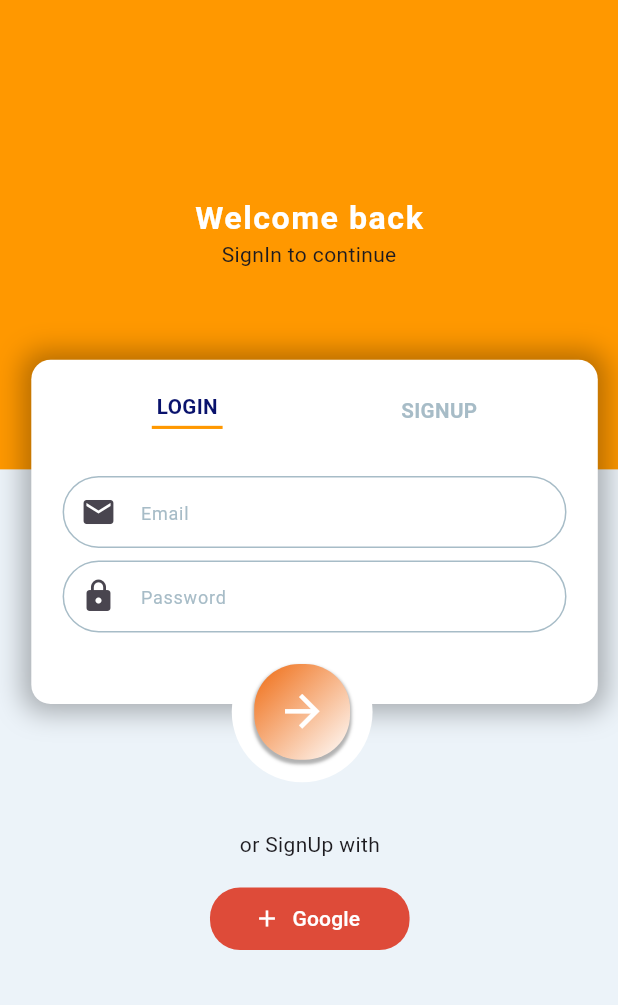
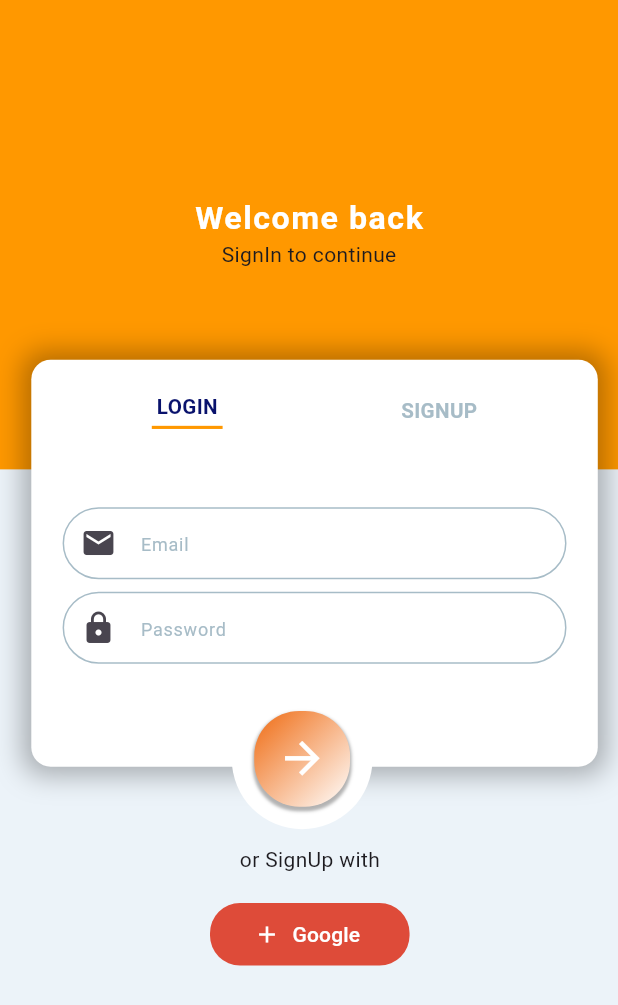
Before and after one commit to CHOIGOYO/flutter_chat_app, a Flutter app: the screen it shows after launch, on a phone screen of 412 x 824 dp. Shown: the top 1005 px of the screen. Run offline on Flutter 3.47's test engine with Material 3 defaults, Android fonts, the phone set to English and light mode, and no system bars; our stand-ins replace flutter_screenutil.

Commit message:
main screen - Animation 추가

```diff
--- a/lib/views/main_screen.dart
+++ b/lib/views/main_screen.dart
@@ -68,11 +68,12 @@ class _LoginSignUpScreenState extends State<LoginSignUpScreen> {
                   ),
                 )),
             // 텍스트 폼 필드
-            Positioned(
+            AnimatedPositioned(
               top: 230.h,
-              child: Container(
+              duration: const Duration(milliseconds: 500),
+              child: AnimatedContainer(
                 padding: EdgeInsets.all(20.h),
-                height: isSignupScreen ? 280.h : 220.h,
+                height: isSignupScreen ? 280.h : 260.h,
                 width: 1.sw - 40.w,
                 margin: EdgeInsets.symmetric(horizontal: 20.0.h),
                 decoration: BoxDecoration(
@@ -85,6 +86,8 @@ class _LoginSignUpScreenState extends State<LoginSignUpScreen> {
                         spreadRadius: 5),
                   ],
                 ),
+                duration: const Duration(milliseconds: 500),
+                curve: Curves.easeIn,
                 child: Column(
                   children: [
                     Row(
@@ -148,7 +151,8 @@ class _LoginSignUpScreenState extends State<LoginSignUpScreen> {
                       ],
                     ),
                     Container(
-                      margin: EdgeInsets.only(top: 30.h),
+                      margin:
+                          EdgeInsets.only(top: isSignupScreen ? 30.h : 50.h),
                       child: Form(
                         child: Column(
                           children: [
@@ -174,7 +178,8 @@ class _LoginSignUpScreenState extends State<LoginSignUpScreen> {
                                   ),
                                   hintText: 'Email',
                                   hintStyle: TextStyle(
-                                    fontSize: 14.sp, color: Palette.textColor1),
+                                      fontSize: 14.sp,
+                                      color: Palette.textColor1),
                                   contentPadding: const EdgeInsets.all(10)),
                             ),
                             SizedBox(
@@ -202,7 +207,8 @@ class _LoginSignUpScreenState extends State<LoginSignUpScreen> {
                                   ),
                                   hintText: 'Password',
                                   hintStyle: TextStyle(
-                                    fontSize: 14.sp, color: Palette.textColor1),
+                                      fontSize: 14.sp,
+                                      color: Palette.textColor1),
                                   contentPadding: const EdgeInsets.all(10)),
                             ),
                             SizedBox(
@@ -236,17 +242,20 @@ class _LoginSignUpScreenState extends State<LoginSignUpScreen> {
                                     contentPadding: const EdgeInsets.all(10)),
                               )
                           ],
-                      )),
+                        ),
+                      ),
                     )
                   ],
                 ),
               ),
             ),
             // 동그란 원모양 버튼 ->
-            Positioned(
-              top: isSignupScreen ? 460.h : 410.h,
+            AnimatedPositioned(
+              top: isSignupScreen ? 460.h : 440.h,
               // right: 10,
               left: 180.w,
+              duration: const Duration(milliseconds: 500),
+              curve: Curves.easeIn,
               child: Container(
                 height: 90.h,
                 width: 90.h,
@@ -284,10 +293,11 @@ class _LoginSignUpScreenState extends State<LoginSignUpScreen> {
                 ),
               ),
             ),
-            //
-            Positioned(
-              top: isSignupScreen ? 1.sh - 230.h : 1.sh - 260.h,
+            // 버튼 하단 글씨 및 구글 버튼
+            AnimatedPositioned(
+              top: isSignupScreen ? 1.sh - 230.h : 1.sh - 250.h,
               left: 140,
+              duration: const Duration(milliseconds: 500),
               child: Column(
                 children: [
                   const Text('or SignUp with'),
```
Lines whose indentation alone changed are shown as unchanged.
